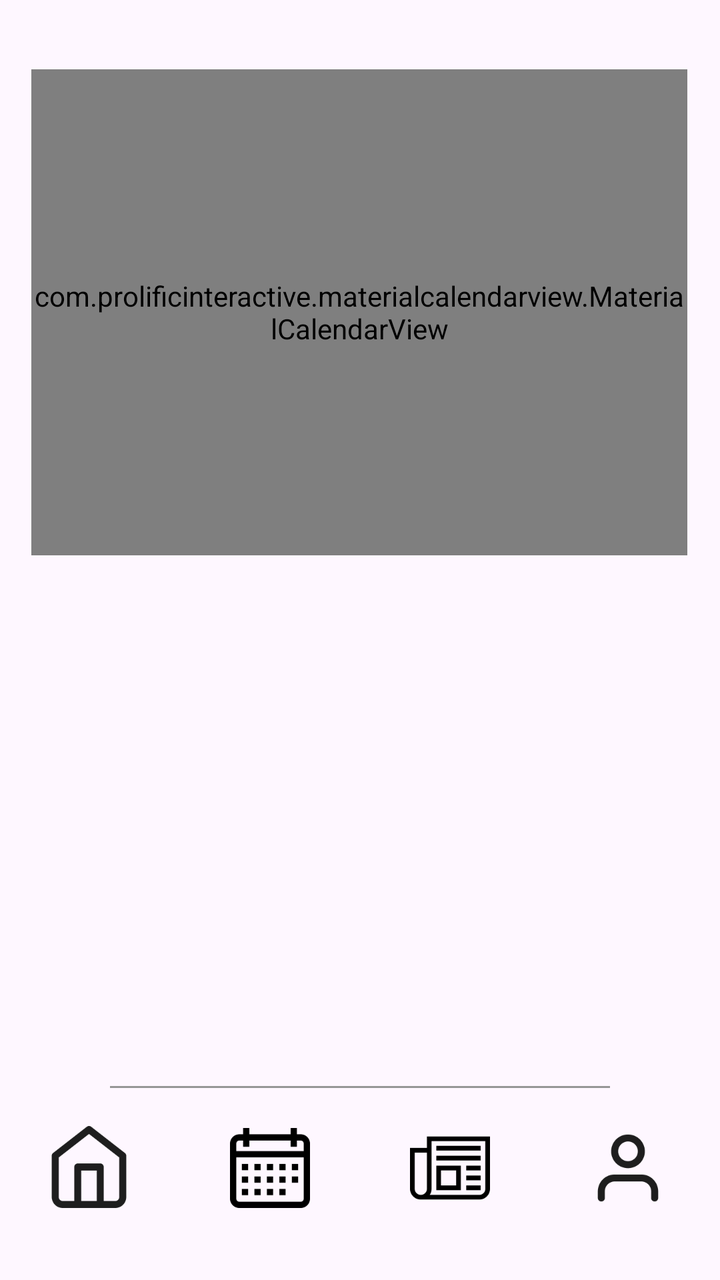
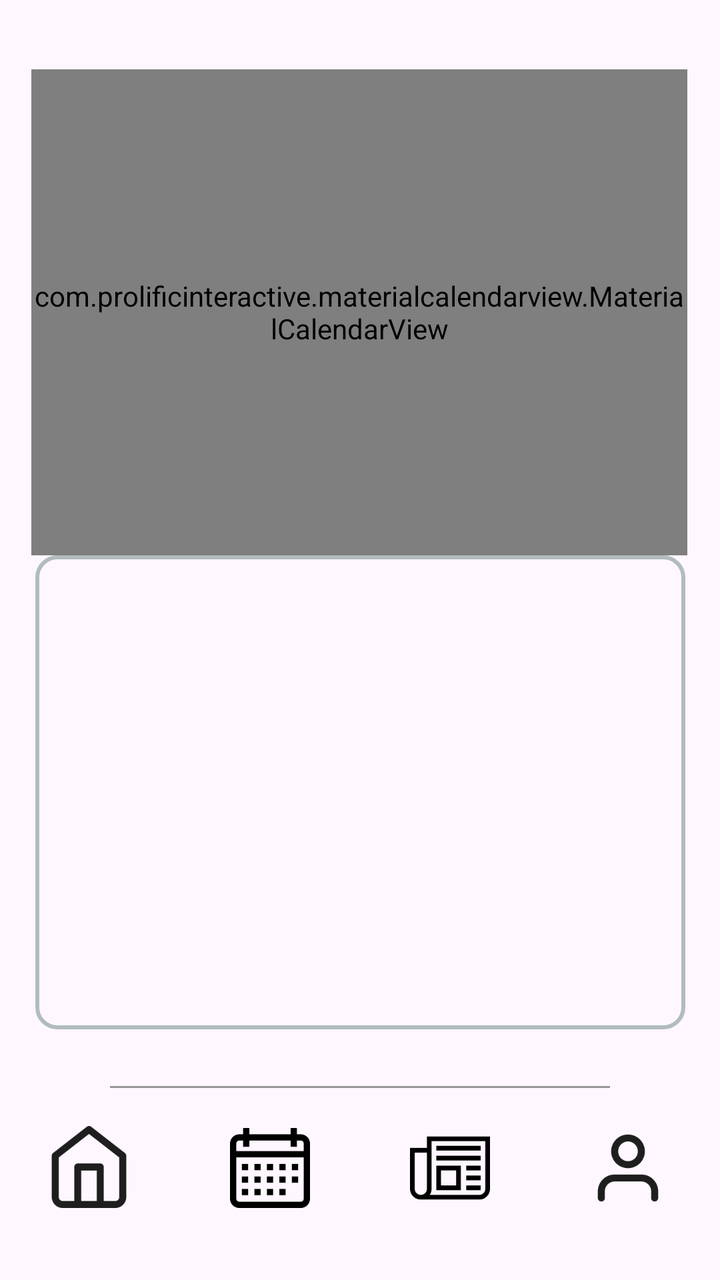

The first picture is an Android layout as it rendered before a commit; the second is the same layout after the commit. The layout source and the unified diff follow.
<!-- AndroidManifest.xml: application theme Theme.DuxScholar -->
<!-- res/layout/activity_calendar.xml -->
<?xml version="1.0" encoding="utf-8"?>
<androidx.constraintlayout.widget.ConstraintLayout xmlns:android="http://schemas.android.com/apk/res/android"
    xmlns:app="http://schemas.android.com/apk/res-auto"
    xmlns:tools="http://schemas.android.com/tools"
    android:id="@+id/main"
    android:layout_width="match_parent"
    android:layout_height="match_parent"
    tools:context=".CalendarActivity">

    <include layout="@layout/navbar_layout" />

    <com.prolificinteractive.materialcalendarview.MaterialCalendarView
        android:id="@+id/calendarView"
        android:layout_width="328dp"
        android:layout_height="243dp"
        android:layout_marginStart="41dp"
        android:layout_marginTop="80dp"
        android:layout_marginEnd="42dp"
        android:layout_marginBottom="408dp"
        app:layout_constraintBottom_toBottomOf="parent"
        app:layout_constraintEnd_toEndOf="parent"
        app:layout_constraintStart_toStartOf="parent"
        app:layout_constraintTop_toTopOf="parent" />

</androidx.constraintlayout.widget.ConstraintLayout>
<!-- res/layout/navbar_layout.xml (included above) -->
<?xml version="1.0" encoding="utf-8"?>
<androidx.constraintlayout.widget.ConstraintLayout xmlns:android="http://schemas.android.com/apk/res/android"
    xmlns:app="http://schemas.android.com/apk/res-auto"
    android:layout_width="match_parent"
    android:layout_height="match_parent">

    <View
        android:id="@+id/viewNavBarDivider"
        android:layout_width="250dp"
        android:layout_height="1dp"
        android:background="#969696"
        app:layout_constraintBottom_toTopOf="@+id/lythzNavbar"
        app:layout_constraintEnd_toEndOf="parent"
        app:layout_constraintStart_toStartOf="parent" />

    <LinearLayout
        android:id="@+id/lythzNavbar"
        android:layout_width="0dp"
        android:layout_height="wrap_content"
        android:layout_marginBottom="16dp"
        android:gravity="center"
        android:orientation="horizontal"
        app:layout_constraintBottom_toBottomOf="parent"
        app:layout_constraintEnd_toEndOf="parent"
        app:layout_constraintStart_toStartOf="parent">

        <ImageButton
            android:id="@+id/imgbtnHome"
            android:layout_width="90dp"
            android:layout_height="80dp"
            android:backgroundTint="#01FFFFFF"
            android:contentDescription="Botão para página principal"
            android:scaleType="fitCenter"
            app:srcCompat="@drawable/home" />

        <ImageButton
            android:id="@+id/imgbtnCalendário"
            android:layout_width="90dp"
            android:layout_height="80dp"
            android:backgroundTint="#00FFFFFF"
            android:contentDescription="Botão para calendário"
            android:scaleType="fitCenter"
            app:srcCompat="@drawable/calendario" />

        <ImageButton
            android:id="@+id/imgbtnNoticias"
            android:layout_width="90dp"
            android:layout_height="80dp"
            android:backgroundTint="#00FFFFFF"
            android:contentDescription="Botão para aba notícias"
            android:scaleType="fitCenter"
            app:srcCompat="@drawable/news" />

        <ImageButton
            android:id="@+id/imgbtnUsuario"
            android:layout_width="90dp"
            android:layout_height="80dp"
            android:backgroundTint="#00FFFFFF"
            android:contentDescription="Botão para área de usuário"
            android:scaleType="fitCenter"
            app:srcCompat="@drawable/usuario" />

    </LinearLayout>
</androidx.constraintlayout.widget.ConstraintLayout>
<!-- resources referenced by this layout -->
<resources>
  <!-- drawable calendario: png bitmap (drawable, 1786 bytes) -->
  <!-- drawable home: png bitmap (drawable, 2377 bytes) -->
  <!-- drawable news: png bitmap (drawable, 1703 bytes) -->
  <!-- drawable usuario: png bitmap (drawable, 3210 bytes) -->
  <style name="Theme.DuxScholar" parent="Base.Theme.DuxScholar" />
  <style name="Base.Theme.DuxScholar" parent="Theme.Material3.DayNight.NoActionBar">
          
          
      </style>
</resources>

<!-- the commit's change to res/layout/activity_calendar.xml (unified diff, before → after) -->
@@ -20,7 +20,26 @@
         app:layout_constraintBottom_toBottomOf="parent"
         app:layout_constraintEnd_toEndOf="parent"
         app:layout_constraintStart_toStartOf="parent"
+        app:mcv_selectionColor="#eb4034"
         app:layout_constraintTop_toTopOf="parent" />
+
+    <FrameLayout
+        android:layout_width="325dp"
+        android:layout_height="237dp"
+        android:background="@drawable/layout_border"
+        android:padding="5dp"
+        app:layout_constraintBottom_toBottomOf="parent"
+        app:layout_constraintEnd_toEndOf="parent"
+        app:layout_constraintStart_toStartOf="parent"
+        app:layout_constraintTop_toTopOf="parent"
+        app:layout_constraintVertical_bias="0.689">
+
+        <TextView
+            android:id="@+id/TextView"
+            android:layout_width="wrap_content"
+            android:layout_height="wrap_content"
+            android:layout_gravity="top|start" />
+    </FrameLayout>
 
 </androidx.constraintlayout.widget.ConstraintLayout>
 <!-- res/layout/navbar_layout.xml (included above) -->
<!-- resource entries referenced after the edit -->
@@ -2,6 +2,22 @@
 <resources>
   <!-- drawable calendario: png bitmap (drawable, 1786 bytes) -->
   <!-- drawable home: png bitmap (drawable, 2377 bytes) -->
+  <!-- drawable layout_border (drawable) -->
+  <?xml version="1.0" encoding="UTF-8"?>
+  <shape xmlns:android="http://schemas.android.com/apk/res/android"
+      android:shape="rectangle">
+      <stroke
+          android:width="2dp"
+          android:color="#B1BCBE" />
+  
+      <corners android:radius="10dp"/>
+  
+      <padding
+          android:left="5dp"
+          android:top="5dp"
+          android:right="5dp"
+          android:bottom="5dp" />
+  </shape>
   <!-- drawable news: png bitmap (drawable, 1703 bytes) -->
   <!-- drawable usuario: png bitmap (drawable, 3210 bytes) -->
   <style name="Theme.DuxScholar" parent="Base.Theme.DuxScholar" />
